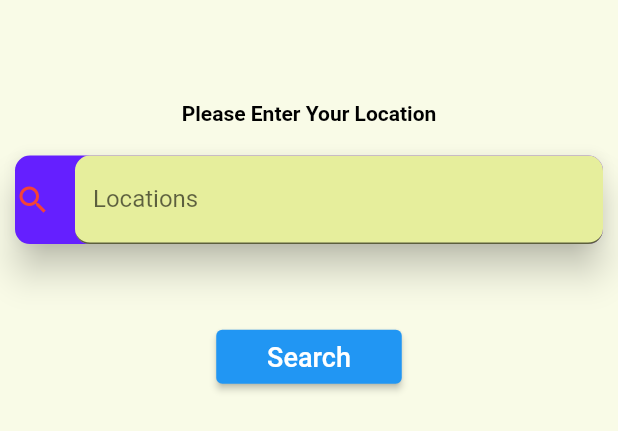
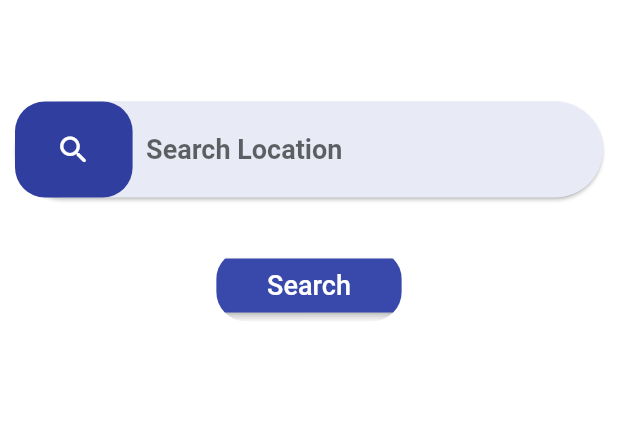
Before and after one commit to 1kjm/locally, a Flutter app: the ActfBody widget shown alone on an empty page, opened directly, on a phone screen of 412 x 824 dp. Shown: the top 431 px of the screen. Run offline on Flutter 3.47's test engine with Material 2 defaults, Android fonts, the phone set to English and light mode, and no system bars; our stand-ins replace cloud_firestore, firebase_core, flutter_redux, redux, rive; accounts and stored records are empty.

Commit message:
0.0.9 v2
UI updated

```diff
--- a/lib/features/AutoCompleteTextField/presentation/body.dart
+++ b/lib/features/AutoCompleteTextField/presentation/body.dart
@@ -53,49 +53,25 @@ class _ActfBodyState extends State<ActfBody> {
                 // crossAxisAlignment: CrossAxisAlignment.stretch,
                 children: <Widget>[
                   SizedBox(height: size.height * 0.07),
-                  Container(
-                    margin: EdgeInsets.all(10),
-                    child: RichText(
-                        text: TextSpan(
-                            text: 'Please Enter Your Location',
-                            style: TextStyle(
-                                fontWeight: FontWeight.bold,
-                                color: Colors.black))),
-                  ),
-                  Card(
-                    color: Colors.deepPurpleAccent[400],
-                    elevation: 10.0,
-                    shadowColor: Colors.black,
-                    shape: RoundedRectangleBorder(
-                        borderRadius: BorderRadius.circular(10)),
-                    margin: EdgeInsets.all(10),
-                    child: TextFormField(
-                      controller: textEditingController,
-                      focusNode: _myFocusNode,
-                      onChanged: _textFieldListner,
-                      decoration: InputDecoration(
-                        fillColor: Colors.lime[200],
-                        border: UnderlineInputBorder(
-                            borderRadius: BorderRadius.circular(10)),
-                        filled: true,
-                        icon: (const Icon(
-                          Icons.search,
-                          color: Colors.red,
-                        )),
-                        hintText: 'Enter Your Location',
-                        labelText: 'Locations',
-                      ),
-                    ),
-                  ),
-                  SizedBox(height: size.height * 0.05),
+                  searchBarCard(),
+                  SizedBox(height: size.height * 0.03),
                   !streamSnapshot.data!.buildTrigger
-                      ? Center(
-                          child: ElevatedButton(
-                              onPressed: _onElevatedButtonPressed,
-                              child: const Text(
-                                '    Search    ',
-                                style: const TextStyle(fontSize: 18.0),
-                              )),
+                      ? Align(
+                          alignment: Alignment.center,
+                          child: ClipRRect(
+                            clipBehavior: Clip.antiAlias,
+                            borderRadius: BorderRadius.circular(20),
+                            child: ElevatedButton(
+                                style: ButtonStyle(
+                                  backgroundColor: MaterialStateProperty.all(
+                                      Colors.indigo[600]),
+                                ),
+                                onPressed: _onElevatedButtonPressed,
+                                child: const Text(
+                                  '    Search    ',
+                                  style: const TextStyle(fontSize: 18.0),
+                                )),
+                          ),
                         )
                       : Container(),
                   SizedBox(height: size.height * 0.04),
@@ -113,6 +89,49 @@ class _ActfBodyState extends State<ActfBody> {
               : null,
         )
       ],
+    );
+  }
+
+  Card searchBarCard() {
+    return Card(
+      color: Colors.indigo[50],
+      margin: EdgeInsets.all(10),
+      shape: RoundedRectangleBorder(borderRadius: BorderRadius.circular(50)),
+      child: Row(
+        children: [
+          Expanded(
+            flex: 2,
+            child: Container(
+              padding: EdgeInsets.only(
+                top: 20,
+                bottom: 20,
+              ),
+              decoration: BoxDecoration(
+                  color: Colors.indigo[700],
+                  borderRadius: BorderRadius.all(Radius.circular(20))),
+              child: SizedBox(
+                  child: Icon(
+                Icons.search_rounded,
+                color: Colors.white,
+              )),
+            ),
+          ),
+          Expanded(
+            flex: 8,
+            child: ClipRRect(
+              child: TextFormField(
+                  style: TextStyle(fontSize: 18, fontWeight: FontWeight.bold),
+                  focusNode: _myFocusNode,
+                  controller: textEditingController,
+                  onChanged: _textFieldListner,
+                  decoration: InputDecoration(
+                    border: InputBorder.none,
+                    hintText: '  Search Location',
+                  )),
+            ),
+          )
+        ],
+      ),
     );
   }
 
@@ -139,9 +158,12 @@ class _ActfBodyState extends State<ActfBody> {
             leading: Icon(Icons.place_rounded),
             shape:
                 RoundedRectangleBorder(borderRadius: BorderRadius.circular(10)),
-            tileColor: index % 2 == 0 ? Colors.amber[100] : Colors.teal[100],
+            tileColor: Colors.blue[50],
             onTap: () => onListTileTapped(locationIndex[index]),
-            title: Text(locationIndex[index].toString()),
+            title: Text(
+              locationIndex[index].toString(),
+              style: TextStyle(fontSize: 16, fontWeight: FontWeight.bold),
+            ),
           );
         });
   }
--- /dev/null
+++ b/lib/features/AutoCompleteTextField/presentation/widgets/alert_box.dart
@@ -0,0 +1,29 @@
+import 'package:flutter/material.dart';
+
+class CustomAlertbox extends StatelessWidget {
+  CustomAlertbox({Key? key}) : super(key: key);
+  final Future timer = Future.delayed(Duration(seconds: 5));
+  @override
+  Widget build(BuildContext context) {
+    return FutureBuilder(
+      future: timer,
+      builder: (context, snapshot) =>
+          snapshot.connectionState == ConnectionState.waiting
+              ? Center(
+                  child: CircularProgressIndicator(),
+                )
+              : AlertDialog(
+                  title: Text("No Internet"),
+                  content: Text("Please Check Your Internet Connection"),
+                  actions: [
+                    okButton,
+                  ],
+                ),
+    );
+  }
+
+  final Widget okButton = TextButton(
+    child: Text("OK"),
+    onPressed: () {},
+  );
+}
--- a/lib/features/Filter&SearchBar/DropDownFilter/presentation/ui.dart
+++ b/lib/features/Filter&SearchBar/DropDownFilter/presentation/ui.dart
@@ -18,8 +18,8 @@ class _DropDownFilterWidgetState extends State<DropDownFilterWidget> {
       converter: (store) => store.state,
       builder: (context, vm) {
         return DropdownButton<String>(
-            style: TextStyle(color: Colors.red),
-            iconEnabledColor: Colors.blue,
+            style: TextStyle(color: Colors.indigo),
+            iconEnabledColor: Colors.indigo[700],
             dropdownColor: Colors.white,
             value: vm.filterState.dropDownFilterParameter, //DropdownMenu Logic
             items: filterParameters
--- a/lib/theme.dart
+++ b/lib/theme.dart
@@ -9,8 +9,8 @@ class AppTheme {
 
   static get theme {
     return _themeData.copyWith(
-        scaffoldBackgroundColor: Colors.lime[50],
-        tabBarTheme: TabBarTheme(labelColor: Colors.black),
+        scaffoldBackgroundColor: Colors.white,
+        tabBarTheme: TabBarTheme(labelColor: Colors.white),
         primaryColor: Colors.white,
         appBarTheme: AppBarTheme(
             iconTheme: IconThemeData(
--- a/pubspec.yaml
+++ b/pubspec.yaml
@@ -35,6 +35,7 @@ dependencies:
   firebase: ^9.0.1
   cloud_firestore: ^2.3.0
   shared_preferences: ^2.0.6
+  rive: ^0.7.26
 
 
 dev_dependencies:
```
Also changed, not shown: lib/features/AutoCompleteTextField/presentation/ui.dart (+3 -5 lines), lib/presentation/screens/contact_screen.dart (+16 -21 lines), lib/presentation/screens/directory_screen.dart (+5 -4 lines), lib/presentation/screens/home_screen.dart (+13 -4 lines), pubspec.lock, 1 other file.
